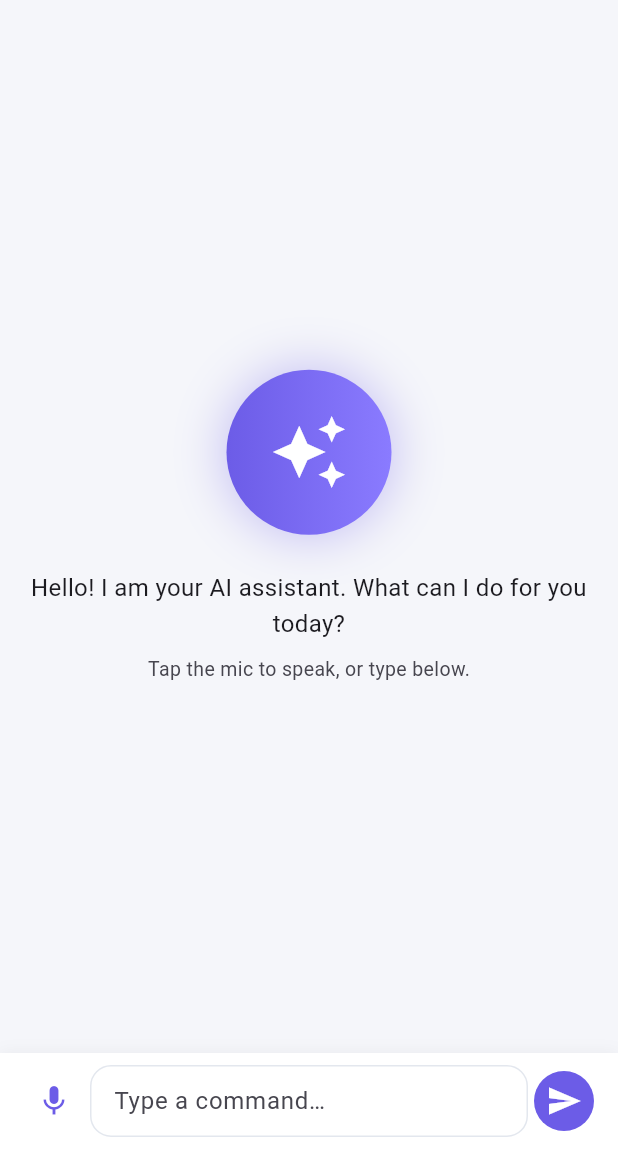
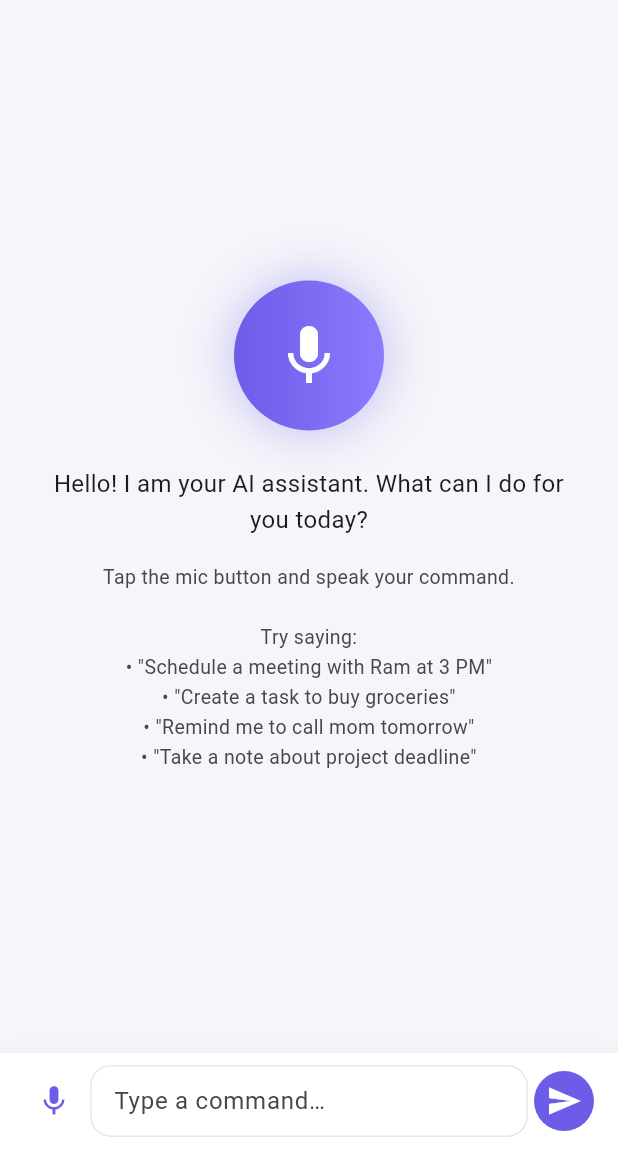
Before and after one commit to kanmantha/my-assistant, a Flutter app: the AssistantScreen screen opened directly, on a phone screen of 412 x 824 dp, the part 84-1236 px from its top. Run offline on Flutter 3.47's test engine with Material 3 defaults, Android fonts, the phone set to English and light mode, and no system bars; our stand-ins replace flutter_secure_storage, speech_to_text; accounts and stored records are empty; network calls fail.

Commit message:
fix: stop wake word before mic to fix voice commands, add visual feedback
Root cause: On Android only one SpeechRecognizer can be active at a time.
The wake word service was hogging the mic in its continuous loop, so the
assistant's mic button could never start listening.

Changes to assistant_screen.dart:
- Stop wake word service before starting mic listen (500ms release delay)
- Restart wake word after command is processed (1s restart delay)
- Show partial speech text in real-time as user speaks (live transcription)
- Show 'No speech detected' when final result is empty
- Mic icon turns RED when actively listening
- Voice hint suggestions in empty state ('Schedule a meeting...', etc.)
- 30s listen window (was 20s), cancelOnError: false for resilience
- AppLifecycleObserver: auto-stop listening if app goes to background
- Reset _speechInitialized on errors so next attempt re-initializes
- Handle both empty and non-empty final results

```diff
--- a/mobile/lib/screens/assistant_screen.dart
+++ b/mobile/lib/screens/assistant_screen.dart
@@ -5,6 +5,7 @@ import 'package:provider/provider.dart';
 import 'package:speech_to_text/speech_to_text.dart' as stt;
 
 import '../providers/assistant_provider.dart';
+import '../providers/wake_word_provider.dart';
 import '../services/api_client.dart';
 import '../services/backend_client.dart';
 import '../theme.dart';
@@ -16,20 +17,30 @@ class AssistantScreen extends StatefulWidget {
   State<AssistantScreen> createState() => _AssistantScreenState();
 }
 
-class _AssistantScreenState extends State<AssistantScreen> {
+class _AssistantScreenState extends State<AssistantScreen>
+    with WidgetsBindingObserver {
   final _controller = TextEditingController();
   final _scroll = ScrollController();
   final _speech = stt.SpeechToText();
   bool _speechInitialized = false;
   bool _listeningActive = false;
+  String _partialText = '';
 
   @override
   void initState() {
     super.initState();
+    WidgetsBinding.instance.addObserver(this);
     WidgetsBinding.instance.addPostFrameCallback((_) {
       if (!mounted) return;
       context.read<AssistantProvider>().addListener(_onAssistantChange);
     });
+  }
+
+  @override
+  void didChangeAppLifecycleState(AppLifecycleState state) {
+    if (state == AppLifecycleState.resumed && _listeningActive) {
+      _stopListening();
+    }
   }
 
   void _onAssistantChange() {
@@ -53,6 +64,7 @@ class _AssistantScreenState extends State<AssistantScreen> {
 
   @override
   void dispose() {
+    WidgetsBinding.instance.removeObserver(this);
     try { context.read<AssistantProvider>().removeListener(_onAssistantChange); } catch (_) {}
     _controller.dispose();
     _scroll.dispose();
@@ -63,6 +75,7 @@ class _AssistantScreenState extends State<AssistantScreen> {
     final text = _controller.text.trim();
     if (text.isEmpty) return;
     _controller.clear();
+    setState(() => _partialText = '');
 
     final assistant = context.read<AssistantProvider>();
     assistant.addUserMessage(text);
@@ -97,7 +110,8 @@ class _AssistantScreenState extends State<AssistantScreen> {
   void _scrollToBottom() {
     WidgetsBinding.instance.addPostFrameCallback((_) {
       if (_scroll.hasClients) {
-        _scroll.animateTo(_scroll.position.maxScrollExtent, duration: const Duration(milliseconds: 250), curve: Curves.easeOut);
+        _scroll.animateTo(_scroll.position.maxScrollExtent,
+            duration: const Duration(milliseconds: 250), curve: Curves.easeOut);
       }
     });
   }
@@ -117,7 +131,9 @@ class _AssistantScreenState extends State<AssistantScreen> {
               child: Container(
                 padding: const EdgeInsets.symmetric(horizontal: 8, vertical: 4),
                 decoration: BoxDecoration(
-                  color: assistant.demoMode ? AppTheme.success.withOpacity(0.15) : AppTheme.primary.withOpacity(0.1),
+                  color: assistant.demoMode
+                      ? AppTheme.success.withValues(alpha: 0.15)
+                      : AppTheme.primary.withValues(alpha: 0.1),
                   borderRadius: BorderRadius.circular(8),
                 ),
                 child: Text(
@@ -137,13 +153,19 @@ class _AssistantScreenState extends State<AssistantScreen> {
         child: Column(
           children: [
             Expanded(
-              child: messages.isEmpty
+              child: messages.isEmpty && _partialText.isEmpty
                   ? _EmptyState(assistant: assistant)
                   : ListView.builder(
                       controller: _scroll,
                       padding: const EdgeInsets.all(16),
-                      itemCount: messages.length,
-                      itemBuilder: (context, i) => _Bubble(message: messages[i]),
+                      itemCount: messages.length + (_partialText.isNotEmpty ? 1 : 0),
+                      itemBuilder: (context, i) {
+                        if (i < messages.length) {
+                          return _Bubble(message: messages[i]);
+                        }
+                        // Partial speech text indicator
+                        return _PartialBubble(text: _partialText);
+                      },
                     ),
             ),
             _InputBar(
@@ -168,11 +190,20 @@ class _AssistantScreenState extends State<AssistantScreen> {
     if (_listeningActive) return;
     final assistant = context.read<AssistantProvider>();
 
-    // Stop any lingering session on THIS instance.
+    // CRITICAL: Stop the wake word service first so it releases the mic.
+    final wake = context.read<WakeWordProvider>();
+    final wasWakeRunning = wake.running;
+    if (wasWakeRunning) {
+      await wake.stop();
+      // Give the platform time to fully release the microphone.
+      await Future<void>.delayed(const Duration(milliseconds: 500));
+    }
+
+    // Stop any lingering session on our own instance.
     try {
       if (_speech.isListening) await _speech.stop();
     } catch (_) {}
-    await Future<void>.delayed(const Duration(milliseconds: 300));
+    await Future<void>.delayed(const Duration(milliseconds: 200));
 
     if (!_speechInitialized) {
       _speechInitialized = await _speech.initialize(
@@ -180,40 +211,62 @@ class _AssistantScreenState extends State<AssistantScreen> {
           _listeningActive = false;
           assistant.setListening(false);
           _speechInitialized = false;
+          setState(() => _partialText = '');
           if (mounted) {
             ScaffoldMessenger.of(context).showSnackBar(
               SnackBar(content: Text('Speech error: ${e.errorMsg}')),
             );
           }
+          _restartWakeWord(wasWakeRunning);
         },
       );
       if (!_speechInitialized) {
         if (mounted) {
           ScaffoldMessenger.of(context).showSnackBar(
-            const SnackBar(content: Text('Speech recognition unavailable')),
+            const SnackBar(
+              content: Text('Speech recognition unavailable. Check microphone permission.'),
+            ),
           );
         }
+        _restartWakeWord(wasWakeRunning);
         return;
       }
     }
 
     assistant.setListening(true);
     _listeningActive = true;
+    setState(() => _partialText = '');
 
     final started = await _speech.listen(
       onResult: (result) {
+        if (result.recognizedWords.isNotEmpty) {
+          setState(() => _partialText = result.recognizedWords);
+        }
         if (result.finalResult && result.recognizedWords.isNotEmpty) {
           _listeningActive = false;
           assistant.setListening(false);
           _controller.text = result.recognizedWords;
+          setState(() => _partialText = '');
           _send();
+          _restartWakeWord(wasWakeRunning);
+        } else if (result.finalResult) {
+          // Final result but empty — no speech detected.
+          _listeningActive = false;
+          assistant.setListening(false);
+          setState(() => _partialText = '');
+          if (mounted) {
+            ScaffoldMessenger.of(context).showSnackBar(
+              const SnackBar(content: Text('No speech detected. Try again.')),
+            );
+          }
+          _restartWakeWord(wasWakeRunning);
         }
       },
       listenOptions: stt.SpeechListenOptions(
-        listenFor: const Duration(seconds: 20),
-        pauseFor: const Duration(seconds: 8),
+        listenFor: const Duration(seconds: 30),
+        pauseFor: const Duration(seconds: 10),
         listenMode: stt.ListenMode.dictation,
-        cancelOnError: true,
+        cancelOnError: false,
       ),
     );
 
@@ -221,28 +274,44 @@ class _AssistantScreenState extends State<AssistantScreen> {
       _listeningActive = false;
       assistant.setListening(false);
       _speechInitialized = false;
+      setState(() => _partialText = '');
       if (mounted) {
         ScaffoldMessenger.of(context).showSnackBar(
-          const SnackBar(content: Text('Could not start listening — mic may be busy')),
+          const SnackBar(
+            content: Text('Could not start listening — mic may be busy. Try again.'),
+          ),
         );
       }
+      _restartWakeWord(wasWakeRunning);
       return;
     }
 
     // Safety timeout.
-    Future<void>.delayed(const Duration(seconds: 20), () {
+    Future<void>.delayed(const Duration(seconds: 30), () {
       if (_listeningActive && mounted) {
         _listeningActive = false;
         assistant.setListening(false);
+        setState(() => _partialText = '');
         try { _speech.stop(); } catch (_) {}
+        _restartWakeWord(wasWakeRunning);
       }
     });
   }
 
   void _stopListening() {
     _listeningActive = false;
+    setState(() => _partialText = '');
     try { _speech.stop(); } catch (_) {}
     context.read<AssistantProvider>().setListening(false);
+  }
+
+  void _restartWakeWord(bool wasRunning) {
+    if (!wasRunning) return;
+    Future<void>.delayed(const Duration(milliseconds: 1000), () {
+      if (mounted) {
+        context.read<WakeWordProvider>().start();
+      }
+    });
   }
 }
 
@@ -254,25 +323,88 @@ class _EmptyState extends StatelessWidget {
   @override
   Widget build(BuildContext context) {
     return Center(
+      child: Padding(
+        padding: const EdgeInsets.all(32),
         child: Column(
           mainAxisAlignment: MainAxisAlignment.center,
           children: [
             Container(
-            width: 110,
-            height: 110,
+              width: 100,
+              height: 100,
               decoration: BoxDecoration(
                 shape: BoxShape.circle,
-              gradient: const LinearGradient(colors: [AppTheme.primary, Color(0xFF8A7BFF)]),
-              boxShadow: [BoxShadow(color: AppTheme.primary.withOpacity(0.4), blurRadius: 30)],
+                gradient: const LinearGradient(
+                    colors: [AppTheme.primary, Color(0xFF8A7BFF)]),
+                boxShadow: [
+                  BoxShadow(
+                      color: AppTheme.primary.withValues(alpha: 0.4),
+                      blurRadius: 30)
+                ],
               ),
-            child: const Icon(Icons.auto_awesome, color: Colors.white, size: 52),
+              child: const Icon(Icons.mic, color: Colors.white, size: 48),
             ),
             const SizedBox(height: 24),
-          Text(assistant.demoGreeting, textAlign: TextAlign.center, style: const TextStyle(fontSize: 16, height: 1.5)),
-          const SizedBox(height: 8),
-          Text('Tap the mic to speak, or type below.',
-              style: TextStyle(fontSize: 13, color: Theme.of(context).colorScheme.onSurfaceVariant)),
+            Text(assistant.demoGreeting,
+                textAlign: TextAlign.center,
+                style: const TextStyle(fontSize: 16, height: 1.5)),
+            const SizedBox(height: 16),
+            Text(
+              'Tap the mic button and speak your command.\n\n'
+              'Try saying:\n'
+              '• "Schedule a meeting with Ram at 3 PM"\n'
+              '• "Create a task to buy groceries"\n'
+              '• "Remind me to call mom tomorrow"\n'
+              '• "Take a note about project deadline"',
+              textAlign: TextAlign.center,
+              style: TextStyle(
+                  fontSize: 13,
+                  color: Theme.of(context).colorScheme.onSurfaceVariant,
+                  height: 1.5),
+            ),
           ],
+        ),
+      ),
+    );
+  }
+}
+
+class _PartialBubble extends StatelessWidget {
+  final String text;
+
+  const _PartialBubble({required this.text});
+
+  @override
+  Widget build(BuildContext context) {
+    return Align(
+      alignment: Alignment.centerRight,
+      child: Container(
+        margin: const EdgeInsets.symmetric(vertical: 5),
+        padding: const EdgeInsets.symmetric(horizontal: 14, vertical: 10),
+        constraints:
+            BoxConstraints(maxWidth: MediaQuery.of(context).size.width * 0.78),
+        decoration: BoxDecoration(
+          color: AppTheme.primary.withValues(alpha: 0.5),
+          borderRadius: BorderRadius.circular(16),
+        ),
+        child: Row(
+          mainAxisSize: MainAxisSize.min,
+          children: [
+            SizedBox(
+              width: 14,
+              height: 14,
+              child: CircularProgressIndicator(
+                  strokeWidth: 2, color: Colors.white.withValues(alpha: 0.8)),
+            ),
+            const SizedBox(width: 8),
+            Flexible(
+              child: Text(
+                '$text…',
+                style: const TextStyle(
+                    color: Colors.white, fontSize: 15, fontStyle: FontStyle.italic),
+              ),
+            ),
+          ],
+        ),
       ),
     );
   }
@@ -291,9 +423,12 @@ class _Bubble extends StatelessWidget {
       child: Container(
         margin: const EdgeInsets.symmetric(vertical: 5),
         padding: const EdgeInsets.symmetric(horizontal: 14, vertical: 10),
-        constraints: BoxConstraints(maxWidth: MediaQuery.of(context).size.width * 0.78),
+        constraints:
+            BoxConstraints(maxWidth: MediaQuery.of(context).size.width * 0.78),
         decoration: BoxDecoration(
-          color: isUser ? AppTheme.primary : Theme.of(context).colorScheme.surface,
+          color: isUser
+              ? AppTheme.primary
+              : Theme.of(context).colorScheme.surface,
           borderRadius: BorderRadius.only(
             topLeft: const Radius.circular(16),
             topRight: const Radius.circular(16),
@@ -303,7 +438,12 @@ class _Bubble extends StatelessWidget {
         ),
         child: Text(
           message.text,
-          style: TextStyle(color: isUser ? Colors.white : Theme.of(context).colorScheme.onSurface, fontSize: 15, height: 1.35),
+          style: TextStyle(
+              color: isUser
+                  ? Colors.white
+                  : Theme.of(context).colorScheme.onSurface,
+              fontSize: 15,
+              height: 1.35),
         ),
       ),
     );
@@ -335,7 +475,10 @@ class _InputBar extends StatelessWidget {
       padding: const EdgeInsets.fromLTRB(12, 8, 12, 10),
       decoration: BoxDecoration(
         color: Theme.of(context).colorScheme.surface,
-        boxShadow: [BoxShadow(color: Colors.black.withOpacity(0.05), blurRadius: 8)],
+        boxShadow: [
+          BoxShadow(
+              color: Colors.black.withValues(alpha: 0.05), blurRadius: 8)
+        ],
       ),
       child: SafeArea(
         top: false,
@@ -343,7 +486,8 @@ class _InputBar extends StatelessWidget {
           children: [
             IconButton(
               onPressed: busy ? null : onMic,
-              icon: Icon(listening ? Icons.graphic_eq : Icons.mic, color: AppTheme.primary),
+              icon: Icon(listening ? Icons.graphic_eq : Icons.mic,
+                  color: listening ? Colors.red : AppTheme.primary),
               tooltip: 'Voice input',
             ),
             Expanded(
@@ -351,7 +495,11 @@ class _InputBar extends StatelessWidget {
                 controller: controller,
                 textInputAction: TextInputAction.send,
                 onSubmitted: (_) => onSend(),
-                decoration: InputDecoration(hintText: 'Type a command…', isDense: true, border: InputBorder.none, filled: false),
+                decoration: const InputDecoration(
+                    hintText: 'Type a command…',
+                    isDense: true,
+                    border: InputBorder.none,
+                    filled: false),
               ),
             ),
             IconButton.filled(
```
Lines whose indentation alone changed are shown as unchanged.
